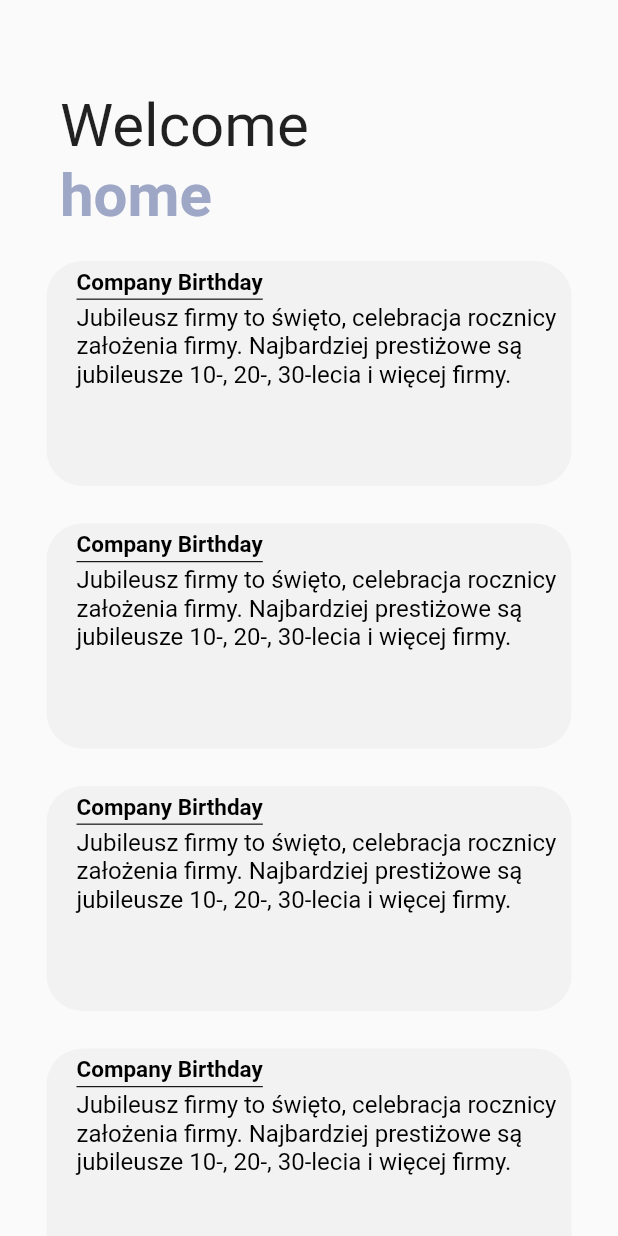
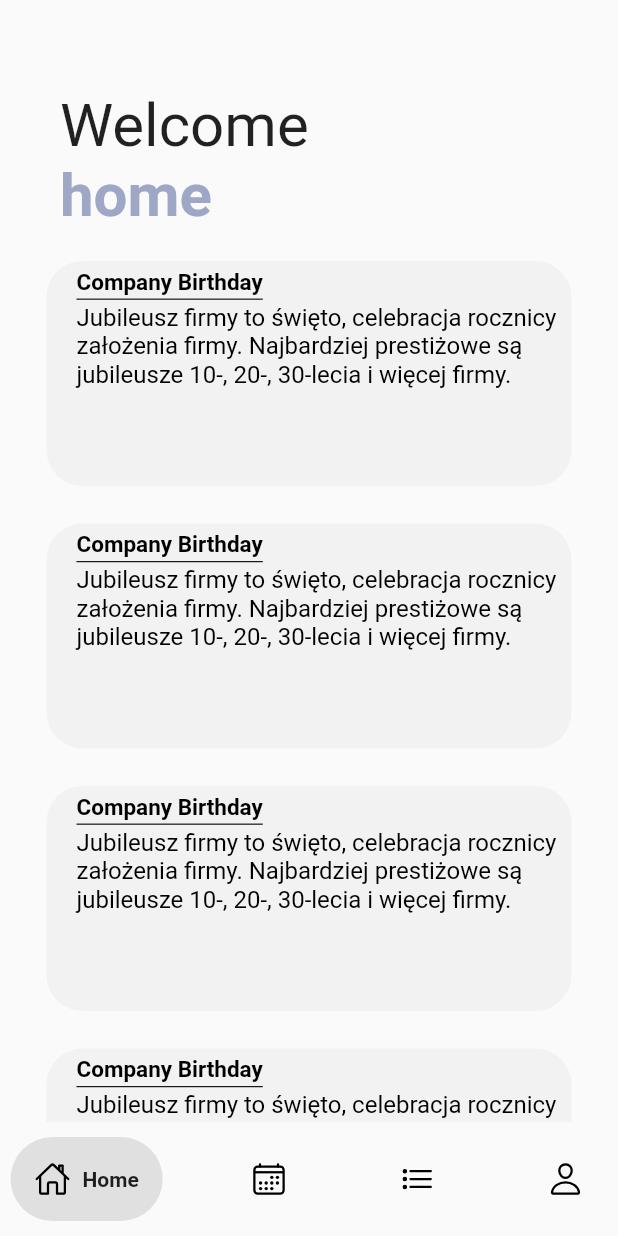
Before and after one commit to KaliopPraktyki/_projekt_praktyki_, a Flutter app: the screen it shows once a user with an empty profile is signed in, on a phone screen of 412 x 824 dp. Run offline on Flutter 3.47's test engine with Material 2 defaults, Android fonts, the phone set to English and light mode, and no system bars; drawn by our look-alikes of google_nav_bar; our stand-ins replace firebase_auth, firebase_core, ionicons; accounts and stored records are empty.

Commit message:
bottom navigation Bar added

```diff
--- a/lib/screens/home_page.dart
+++ b/lib/screens/home_page.dart
@@ -1,5 +1,7 @@
 import 'package:firebase_auth/firebase_auth.dart';
 import 'package:flutter/material.dart';
+import 'package:google_nav_bar/google_nav_bar.dart';
+import 'package:ionicons/ionicons.dart';
 
 class HomePage extends StatefulWidget {
   const HomePage ({Key? key}) : super(key: key);
@@ -211,15 +213,41 @@ class _HomePageState extends State<HomePage> {
                 ),
               ],
             ),
-            Text('singed in as: ' + user.email!),
+            Text('Signed in as: ' + user.email!),
             TextButton(onPressed: (){
               FirebaseAuth.instance.signOut();
             },
                 child: Text('Log out'))
-
           ],
         ),
       ),
+      bottomNavigationBar: Padding(
+        padding: const EdgeInsets.symmetric(horizontal: 7.0, vertical: 10),
+        child: GNav(
+          tabBackgroundColor: Colors.grey[300]!,
+          gap: 8,
+          padding: EdgeInsets.all(16),
+          tabs: const [
+            GButton(icon:
+            Ionicons.home_outline,
+              text: 'Home',
+            ),
+            GButton(icon:
+            Ionicons.calendar_outline,
+              text: 'Sheadule',
+            ),
+            GButton(icon:
+            Ionicons.list_outline,
+              text: 'Todos',
+            ),
+            GButton(icon:
+            Ionicons.person_outline,
+              text: 'Profile',
+            ),
+          ],
+        ),
+      ),
+
     );
   }
 
--- a/pubspec.yaml
+++ b/pubspec.yaml
@@ -36,6 +36,8 @@ dependencies:
   cupertino_icons: ^1.0.2
   google_fonts: ^4.0.3
   firebase_auth: ^4.2.6
+  google_nav_bar: ^5.0.6
+  ionicons: ^0.2.2
 
 dev_dependencies:
   flutter_test:
```
Also changed, not shown: pubspec.lock.
